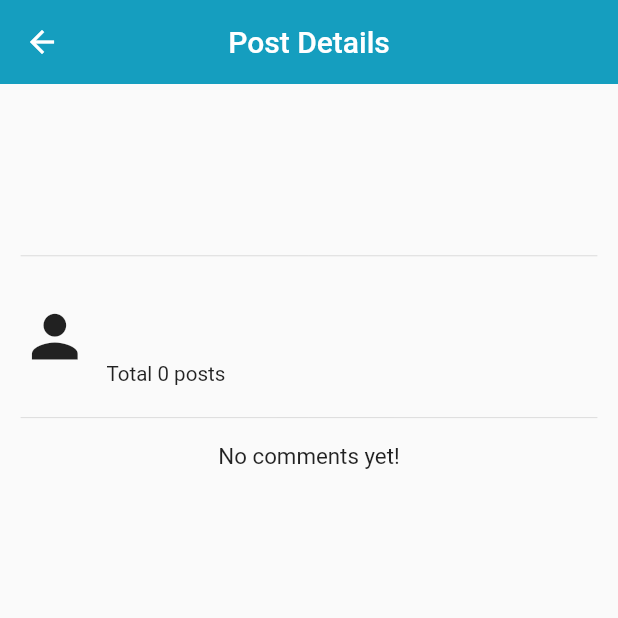
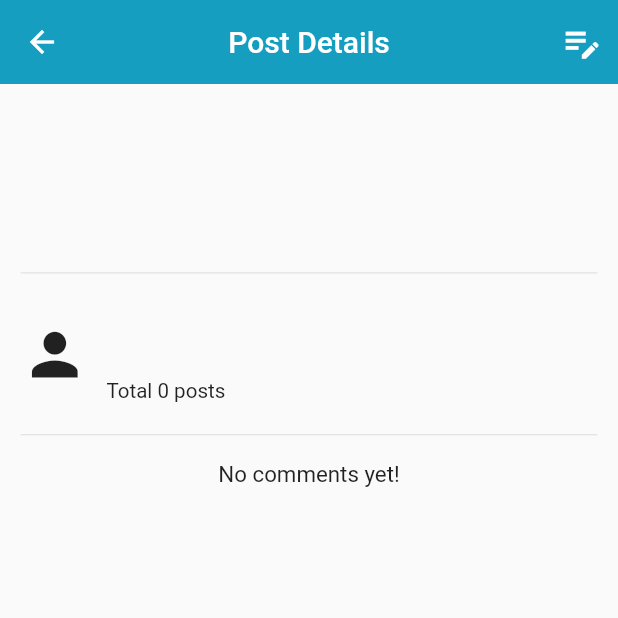
Before and after one commit to mdshafiqru/tech-today, a Flutter app: the PostDetailsView screen opened directly with empty values, on a phone screen of 412 x 824 dp, the top half of it. Run offline on Flutter 3.47's test engine with Material 2 defaults, Android fonts, the phone set to English and light mode, and no system bars; our stand-ins replace double_back_to_close_app, dropdown_search, flutter_screenutil, flutter_secure_storage, form_field_validator, get and 3 more; accounts and stored records are empty.

Commit message:
popup menu button added, thumbnail added to post details page

```diff
--- a/lib/app/constants/app_string.dart
+++ b/lib/app/constants/app_string.dart
@@ -5,6 +5,7 @@ const IS_LOGGED_IN = "isLoggedIn";
 const USER_LOGGED_IN = "userLoggedIn";
 const USER_NAME = "userName";
 const USER_EMAIL = "userEmail";
+const USER_ID = "userId";
 const USER_AVATAR = "userAvatar";
 const AUTH_TOKEN = "authToken";
 
--- a/lib/app/constants/helper_function.dart
+++ b/lib/app/constants/helper_function.dart
@@ -47,9 +47,14 @@ void showError({required String error, String? title}) {
   );
 }
 
+String get userId {
+  return GetStorage().read(USER_ID) ?? "";
+}
+
 void logout() {
   _storage.remove(IS_LOGGED_IN);
   _storage.remove(USER_NAME);
+  _storage.remove(USER_ID);
   _storage.remove(USER_EMAIL);
   _storage.remove(USER_AVATAR);
   _secureStorage.delete(key: AUTH_TOKEN);
--- a/lib/app/controllers/auth/signin_controller.dart
+++ b/lib/app/controllers/auth/signin_controller.dart
@@ -37,6 +37,7 @@ class SigninController extends GetxController {
 
           _storage.write(IS_LOGGED_IN, true);
           _storage.write(USER_NAME, user.name);
+          _storage.write(USER_ID, user.id);
           _storage.write(USER_EMAIL, user.email);
           _storage.write(USER_AVATAR, user.avatar);
           await _secureStorage.write(key: AUTH_TOKEN, value: user.token);
--- a/lib/app/controllers/auth/signup_controller.dart
+++ b/lib/app/controllers/auth/signup_controller.dart
@@ -53,6 +53,7 @@ class SignupController extends GetxController {
           User user = response.data != null ? response.data as User : User();
 
           _storage.write(IS_LOGGED_IN, true);
+          _storage.write(USER_ID, user.id);
           _storage.write(USER_NAME, user.name);
           _storage.write(USER_EMAIL, user.email);
           await _secureStorage.write(key: AUTH_TOKEN, value: user.token);
--- a/lib/app/controllers/dashboard/post_controller.dart
+++ b/lib/app/controllers/dashboard/post_controller.dart
@@ -1,7 +1,6 @@
 import 'package:blog/app/models/response_status.dart';
 import 'package:flutter/material.dart';
 import 'package:get/get.dart';
-import 'package:get_storage/get_storage.dart';
 import 'package:image_picker/image_picker.dart';
 
 import '../../constants/app_string.dart';
--- a/lib/app/views/dashboard/home/post_details_view.dart
+++ b/lib/app/views/dashboard/home/post_details_view.dart
@@ -1,26 +1,48 @@
-import 'package:blog/app/constants/api_string.dart';
 import 'package:flutter/material.dart';
 import 'package:flutter_screenutil/flutter_screenutil.dart';
+import 'package:get/get.dart';
 
+import '../../../constants/api_string.dart';
 import '../../../constants/helper_function.dart';
 import '../../../models/auth/user.dart';
 import '../../../models/dashboard/post.dart';
 import '../../../models/dashboard/post_category.dart';
+import '../posts/edit_post/edit_post_view.dart';
 
-class PostDetailsView extends StatelessWidget {
+class PostDetailsView extends StatefulWidget {
   const PostDetailsView({super.key, required this.post});
 
   final Post post;
 
   @override
+  State<PostDetailsView> createState() => _PostDetailsViewState();
+}
+
+class _PostDetailsViewState extends State<PostDetailsView> {
+  @override
+  void dispose() {
+    super.dispose();
+  }
+
+  @override
   Widget build(BuildContext context) {
-    final category = post.category != null ? post.category as PostCategory : PostCategory();
+    final category = widget.post.category != null ? widget.post.category as PostCategory : PostCategory();
+    final user = widget.post.user != null ? widget.post.user as User : User();
 
     return Scaffold(
       appBar: AppBar(
         title: Text("Post Details"),
         centerTitle: true,
         elevation: 0,
+        actions: [
+          if (user.id == userId)
+            IconButton(
+              onPressed: () {
+                Get.to(() => EditPostView());
+              },
+              icon: Icon(Icons.edit_note, size: 25.sp),
+            ),
+        ],
       ),
       body: SafeArea(
         child: Padding(
@@ -28,6 +50,8 @@ class PostDetailsView extends StatelessWidget {
           child: ListView(
             children: [
               _titleDescription(category),
+              SizedBox(height: 10.w),
+              _thumbnail(),
               SizedBox(height: 10.w),
               _images(),
               SizedBox(height: 10.w),
@@ -42,7 +66,7 @@ class PostDetailsView extends StatelessWidget {
   }
 
   Widget _commentTitle() {
-    int commentCount = post.commentCount ?? 0;
+    int commentCount = widget.post.commentCount ?? 0;
 
     return commentCount > 0
         ? Text("total ( $commentCount ) comments", style: TextStyle(fontSize: 13.sp))
@@ -54,7 +78,7 @@ class PostDetailsView extends StatelessWidget {
   }
 
   Widget _authorCard() {
-    User user = post.user != null ? post.user as User : User();
+    User user = widget.post.user != null ? widget.post.user as User : User();
 
     var avatar = user.avatar ?? "";
     var avatarLink = imageBaseUrl + avatar;
@@ -110,10 +134,24 @@ class PostDetailsView extends StatelessWidget {
     );
   }
 
+  Widget _thumbnail() {
+    final image = (widget.post.thumbnail != null) || (widget.post.thumbnail!.isNotEmpty) ? widget.post.thumbnail as String : "";
+    String imageUrl = imageBaseUrl + image;
+    return image.isEmpty
+        ? Container()
+        : Padding(
+            padding: EdgeInsets.symmetric(vertical: 3.w),
+            child: Image.network(
+              imageUrl,
+              width: double.infinity,
+              fit: BoxFit.contain,
+            ),
+          );
+  }
+
   Widget _images() {
-    final images = (post.images != null) || (post.images!.isNotEmpty) ? post.images as List<String> : <String>[];
-    images.insert(0, post.thumbnail ?? "");
-
+    final images = (widget.post.images != null) || (widget.post.images!.isNotEmpty) ? widget.post.images as List<String> : <String>[];
+    print(images);
     return Column(
       children: List.generate(images.length, (index) {
         String image = images[index];
@@ -137,19 +175,19 @@ class PostDetailsView extends StatelessWidget {
       crossAxisAlignment: CrossAxisAlignment.start,
       children: [
         Text(
-          post.title ?? "",
+          widget.post.title ?? "",
           style: TextStyle(fontSize: 15.sp, fontWeight: FontWeight.w500),
         ),
         SizedBox(height: 2.w),
         Row(
           children: [
             Expanded(child: Text(category.name ?? "", style: TextStyle(fontSize: 12.sp))),
-            Text(getCustomDate(post.createdAt ?? ""), style: TextStyle(fontSize: 12.sp)),
+            Text(getCustomDate(widget.post.createdAt ?? ""), style: TextStyle(fontSize: 12.sp)),
           ],
         ),
         SizedBox(height: 10.w),
         Text(
-          post.description ?? "",
+          widget.post.description ?? "",
           style: TextStyle(fontSize: 14.sp),
           textAlign: TextAlign.justify,
         ),
```
Also changed, not shown: lib/app/views/dashboard/home/widgets/post_card.dart (+40 -7 lines), lib/app/views/dashboard/posts/edit_post/edit_post_view.dart (added, +33 -0 lines), lib/app/views/dashboard/profile/profile_view.dart (+15 -1 lines).
